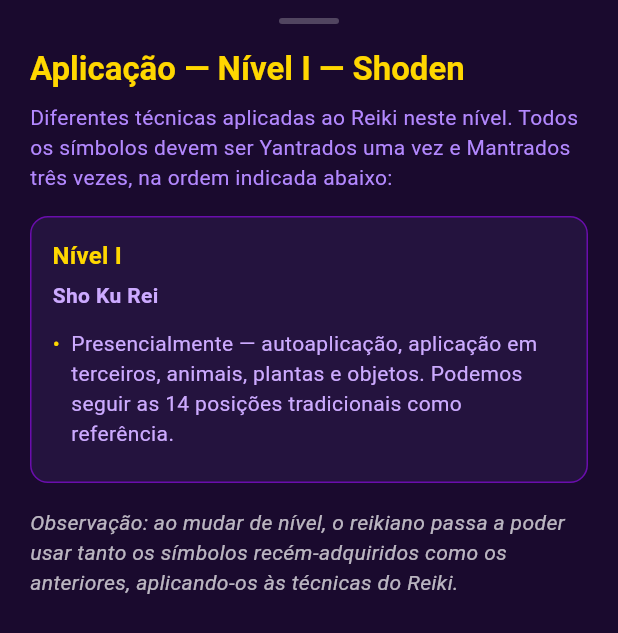
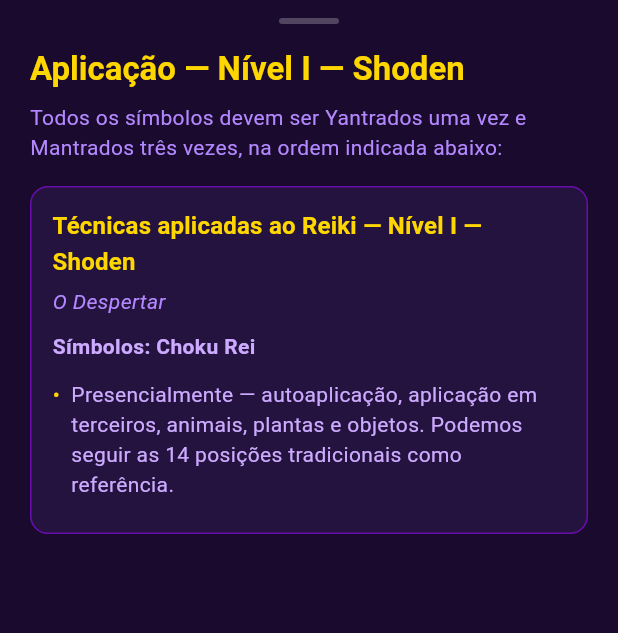
Before and after one commit to DanielAlvesDaCunha/reiki_project, a Flutter app: the _ApplicationContent widget shown alone on an empty page, opened directly with empty values, on a phone screen of 412 x 824 dp. Shown: the top 633 px of the screen. Run offline on Flutter 3.47's test engine with Material 3 defaults, Android fonts, the phone set to English and light mode, and no system bars; our stand-ins replace dio, equatable, flutter_bloc, get_it, hive_flutter; accounts and stored records are empty.

Commit message:
feat: renomeia app para Connecting Reiki e atualiza textos conforme revisão da cliente
- Sho Ku Rei -> Choku Rei em todo o app
- Nome do app: Connecting Reiki (Android, iOS, telas)
- Técnicas do nível exibidas abaixo do símbolo na página de detalhe
- Textos dos níveis atualizados conforme docx (remoções riscadas)
- Remove parágrafo repetido da base filosófica no Breve Histórico
- Item 7 do selamento e atuação do Raku atualizados

Co-Authored-By: Claude Opus 5.5 <noreply@anthropic.com>

```diff
--- a/lib/main.dart
+++ b/lib/main.dart
@@ -30,7 +30,7 @@ class ReikiApp extends StatelessWidget {
         ),
       ],
       child: MaterialApp(
-        title: 'Conecn\'t Reiki',
+        title: 'Connecting Reiki',
         debugShowCheckedModeBanner: false,
         theme: AppTheme.dark,
         home: const DisclaimerPage(),
--- a/lib/repositories/symbol_repository_impl.dart
+++ b/lib/repositories/symbol_repository_impl.dart
@@ -5,7 +5,7 @@ class SymbolRepositoryImpl implements SymbolRepository {
   static const _symbols = <ReikiSymbol>[
     ReikiSymbol(
       id: 'choku_rei',
-      name: 'Sho Ku Rei',
+      name: 'Choku Rei',
       subtitle: 'Símbolo do Poder',
       element: 'Terra',
       description:
@@ -50,7 +50,7 @@ class SymbolRepositoryImpl implements SymbolRepository {
           'De origem budista com modificações sofridas através do tempo.\n\n'
           'Promove o equilíbrio emocional, harmonia e purificação, alinhando-se com o princípio '
           'da compaixão.\n\n'
-          'Energeticamente dependente do Sho Ku Rei para sua ativação. É um lembrete de que a '
+          'Energeticamente dependente do Choku Rei para sua ativação. É um lembrete de que a '
           'saúde não é apenas uma questão física, mas também um estado de equilíbrio emocional e '
           'mental. Usá-lo na prática do Reiki pode trazer bem-estar.\n\n'
           'Pode ter significados como: "a paz está aqui", "o homem e Deus se tornam um". Estes '
@@ -108,7 +108,7 @@ class SymbolRepositoryImpl implements SymbolRepository {
           content:
               'Para aplicar o símbolo Hon Sha Ze Sho Nen em um tratamento de reprogramação, ou envio '
               'a distância de Reiki, siga os passos semelhantes ao descrito pelo Sei He Ki, contudo '
-              'deve-se usar em ordem decrescente: Hon Sha Ze Sho Nen, Sei He Ki e o Sho Ku Rei.',
+              'deve-se usar em ordem decrescente: Hon Sha Ze Sho Nen, Sei He Ki e o Choku Rei.',
         ),
       ],
       minLevel: ReikiLevel.levelII,
@@ -205,7 +205,7 @@ class SymbolRepositoryImpl implements SymbolRepository {
       actionsTitle: 'Atuações e ações do Raku',
       actions: [
         'Aterramento',
-        'Separação energética',
+        'O raio que dissemina a luz ou que clareia',
         'Liberação de energias negativas ancestrais',
       ],
       minLevel: ReikiLevel.levelIIIB,
--- a/lib/views/pages/disclaimer_page.dart
+++ b/lib/views/pages/disclaimer_page.dart
@@ -66,11 +66,11 @@ class _DisclaimerContent extends StatelessWidget {
               ),
               SizedBox(height: iconSize * 0.25),
               Text(
-                'Conecn\'t',
+                'Connecting Reiki',
                 style: theme.textTheme.headlineLarge?.copyWith(
                   color: const Color(0xFFFFD700),
                   letterSpacing: 2,
-                  fontSize: isTablet ? 56 : 44,
+                  fontSize: isTablet ? 48 : 34,
                 ),
                 textAlign: TextAlign.center,
               ),
@@ -151,11 +151,7 @@ class _DisclaimerContent extends StatelessWidget {
                     '• Chujiro Hayashi foi um dos principais discípulos de Mikao Usui, responsável por organizar e disseminar o Reiki.\n'
                     '• Quem trouxe o Reiki para as Américas foi a Mestre Hawayo Takata.\n'
                     '• O Reiki chegou ao Brasil no ano de 1983, no Rio de Janeiro, por Egídio Vecchio, '
-                    'com o curso ministrado pelo Mestre americano Stephen Cord Saiki.\n\n'
-                    'O Reiki é considerado uma filosofia de vida por grandes Mestres reikianos do mundo, e parte '
-                    'dela é oriunda do Imperador Meiji, que foi um revolucionário no Japão e deixou um legado de '
-                    'milhares de poemas que serviram de inspiração a Mikao Usui. Entre estas inspirações temos '
-                    'os 125 poemas e os cinco princípios do Reiki, considerados como base filosófica.',
+                    'com o curso ministrado pelo Mestre americano Stephen Cord Saiki.',
               ),
               const SizedBox(height: 16),
               _InfoSection(
@@ -170,9 +166,9 @@ class _DisclaimerContent extends StatelessWidget {
                 title: 'Os Símbolos',
                 content:
                     'Os símbolos preferencialmente devem ser Yantrados com a mão dominante.\n\n'
-                    '• No Nível I do Reiki o símbolo ancorado é o Sho Ku Rei (opcional: o mestre pode '
+                    '• No Nível I do Reiki o símbolo ancorado é o Choku Rei (opcional: o mestre pode '
                     'habilitar seu aluno neste símbolo neste nível).\n'
-                    '• No Nível II do Reiki os símbolos ancorados são: Sho Ku Rei, Sei He Ki e Hon Sha Ze Sho Nen.\n'
+                    '• No Nível II do Reiki os símbolos ancorados são: Choku Rei, Sei He Ki e Hon Sha Ze Sho Nen.\n'
                     '• No Nível III A do Reiki o símbolo ancorado é o Dai Koo Myo Usui.\n'
                     '• No Nível III B do Reiki os símbolos ancorados são: Dai Ko Myo Tibetano, Serpente de Fogo '
                     'e, opcionalmente por alguns mestres, o La Hanna Nai e o Raku.',
@@ -184,7 +180,7 @@ class _DisclaimerContent extends StatelessWidget {
                     '• Intenção clara: o reikiano define a intenção de enviar Reiki para o receptor ou '
                     'situação específica.\n'
                     '• Ativação do símbolo: cada símbolo tem sua energia ativada quando Yantrado uma vez e '
-                    'Mantrado três vezes. Serve como uma "ponte" energética.\n'
+                    'Mantrado três vezes.\n'
                     '• Visualização: mentalizar a energia Reiki sobre o receptor ou a situação a ser tratada.\n'
                     '• Canalização: a energia Reiki é canalizada através do reikiano e enviada para o '
                     'receptor ou para a situação a ser tratada.\n'
@@ -296,17 +292,17 @@ class _SealingSection extends StatelessWidget {
     (
       icon: Icons.back_hand,
       text:
-          'Mantrar e Yantrar o Sho Ku Rei em cada palma das mãos para sensibilizá-las',
+          'Mantrar e Yantrar o Choku Rei em cada palma das mãos para sensibilizá-las',
     ),
     (
       icon: Icons.shield_outlined,
       text:
-          'Fazer um grande Sho Ku Rei à frente, mentalizando cobrindo todo o seu ser',
+          'Fazer um grande Choku Rei à frente, mentalizando-o de modo a cobrir todo o seu corpo (ou todo o seu ser)',
     ),
     (
       icon: Icons.grain,
       text:
-          'Fazer um Sho Ku Rei em cada chacra (do básico ao coronário), yantrando e mantrando, '
+          'Fazer um Choku Rei em cada chacra (do básico ao coronário), yantrando e mantrando, '
               'um de cada vez, mentalizando o símbolo adentrando no local',
     ),
   ];
--- a/lib/views/pages/home_page.dart
+++ b/lib/views/pages/home_page.dart
@@ -61,7 +61,7 @@ class HomePage extends StatelessWidget {
       builder: (_) => AlertDialog(
         title: const Text('Sobre o App'),
         content: const Text(
-          'Conecn\'t Reiki\n\n'
+          'Connecting Reiki\n\n'
           'Aplicativo para prática do Yantra — o desenho dos símbolos sagrados do Reiki.\n\n'
           'Desenvolvido como ferramenta complementar para reikianos devidamente habilitados.',
         ),
--- a/lib/views/pages/symbol_detail_page.dart
+++ b/lib/views/pages/symbol_detail_page.dart
@@ -6,6 +6,7 @@ import '../../models/reiki_symbol.dart';
 import '../../repositories/drawing_save_repository.dart';
 import '../../viewmodels/drawing/drawing_event.dart';
 import '../widgets/drawing_canvas.dart' show symbolHasGuide;
+import '../widgets/level_application_sheet.dart';
 import 'drawing_page.dart';
 import 'saved_drawings_page.dart';
 
@@ -32,7 +33,9 @@ class SymbolDetailPage extends StatelessWidget {
               crossAxisAlignment: CrossAxisAlignment.start,
               children: [
                 _SymbolHeader(symbol: symbol),
-                const SizedBox(height: 24),
+                const SizedBox(height: 16),
+                LevelTechniquesCard(level: symbol.minLevel),
+                const SizedBox(height: 16),
                 _Section(
                   icon: Icons.description_outlined,
                   title: 'Sobre ${_artigo(symbol)} ${symbol.name}',
--- a/lib/views/widgets/level_application_sheet.dart
+++ b/lib/views/widgets/level_application_sheet.dart
@@ -2,16 +2,18 @@ import 'package:flutter/material.dart';
 
 import '../../models/reiki_symbol.dart';
 
-/// Conteúdo de "Aplicação" de cada nível: símbolos usados (na ordem de
-/// yantrar/mantrar) e as técnicas liberadas a partir daquele nível.
+/// Conteúdo de "Aplicação" de cada nível: para que serve o nível, símbolos
+/// usados (na ordem de yantrar/mantrar) e as técnicas liberadas nele.
 class _LevelApplication {
   final String title;
+  final String purpose;
   final String symbols;
   final List<String> items;
   final List<({String title, List<String> items})> extras;
 
   const _LevelApplication({
     required this.title,
+    required this.purpose,
     required this.symbols,
     this.items = const [],
     this.extras = const [],
@@ -20,18 +22,20 @@ class _LevelApplication {
 
 const _applications = {
   ReikiLevel.levelI: _LevelApplication(
-    title: 'Nível I',
-    symbols: 'Sho Ku Rei',
+    title: 'Nível I — Shoden',
+    purpose: 'O Despertar',
+    symbols: 'Choku Rei',
     items: [
       'Presencialmente — autoaplicação, aplicação em terceiros, animais, plantas e objetos. '
           'Podemos seguir as 14 posições tradicionais como referência.',
     ],
   ),
   ReikiLevel.levelII: _LevelApplication(
-    title: 'Nível II',
-    symbols: 'Sho Ku Rei, Sei He Ki e Hon Sha Ze Sho Nen',
+    title: 'Nível II — Okuden',
+    purpose: 'A Transformação',
+    symbols: 'Choku Rei, Sei He Ki e Hon Sha Ze Sho Nen',
     items: [
-      'Presencial e a distância. A ordem de ativação é Hon Sha Ze Sho Nen, Sei He Ki e Sho Ku Rei.',
+      'Presencial e a distância. A ordem de ativação é Hon Sha Ze Sho Nen, Sei He Ki e Choku Rei.',
     ],
     extras: [
       (
@@ -46,34 +50,94 @@ const _applications = {
     ],
   ),
   ReikiLevel.levelIIIA: _LevelApplication(
-    title: 'Nível III A',
-    symbols: 'Dai Koo Myo Usui + Hon Sha Ze Sho Nen + Sei He Ki + Sho Ku Rei',
+    title: 'Nível III A — Shinpiden',
+    purpose: 'A Realização',
+    symbols: 'Dai Koo Myo Usui + Hon Sha Ze Sho Nen + Sei He Ki + Choku Rei',
     items: [
       'Grandes dimensões (países, empresas, multidões, planeta, entre outros)',
       'Na mandala de cristal',
       'Ativação do canal de força (amplia o canal de passagem de energia): '
-          'Dai Koo Myo Usui + Sho Ku Rei + Hon Sha Ze Sho Nen + Sei He Ki',
-    ],
-    extras: [
-      (
-        title: 'Como a Cirurgia Espiritual no Reiki funciona',
-        items: [
-          'Retirada de bloqueios energéticos: visualização mental da remoção de energias negativas '
-              'estagnadas, miasmas ou bloqueios a partir de projeções energéticas emanadas das pontas '
-              'dos dedos do reikiano, seguida do preenchimento da área com a energia Reiki.',
-        ],
-      ),
+          'Dai Koo Myo Usui + Choku Rei + Hon Sha Ze Sho Nen + Sei He Ki',
+      'Retirada de bloqueios energéticos: visualização mental da remoção de energias negativas '
+          'estagnadas, seguida do preenchimento com a energia Reiki.',
     ],
   ),
   ReikiLevel.levelIIIB: _LevelApplication(
-    title: 'Nível III B',
+    title: 'Nível III B — Gokukaiden',
+    purpose: 'Mestre Professor',
     symbols: 'La Hanna Nai e Raku (opcionalmente); Serpente de Fogo; Dai Ko Myo Tibetano; '
-        'Dai Koo Myo Usui; Hon Sha Ze Sho Nen; Sei He Ki e Sho Ku Rei',
-    items: [
-      'A metodologia de consagração varia de acordo com o nível da iniciação.',
-    ],
+        'Dai Koo Myo Usui; Hon Sha Ze Sho Nen; Sei He Ki e Choku Rei',
   ),
 };
+
+/// Card com as técnicas do nível — usado no bottom sheet e embaixo do
+/// símbolo na SymbolDetailPage.
+class LevelTechniquesCard extends StatelessWidget {
+  final ReikiLevel level;
+  const LevelTechniquesCard({super.key, required this.level});
+
+  @override
+  Widget build(BuildContext context) {
+    final theme = Theme.of(context);
+    final isTablet = MediaQuery.sizeOf(context).shortestSide >= 600;
+    final app = _applications[level]!;
+    final body = isTablet ? theme.textTheme.bodyLarge : theme.textTheme.bodyMedium;
+    const gold = Color(0xFFFFD700);
+
+    Widget bullets(List<String> items) => Column(
+          crossAxisAlignment: CrossAxisAlignment.start,
+          children: [
+            for (final item in items)
+              Padding(
+                padding: const EdgeInsets.only(bottom: 8),
+                child: Row(
+                  crossAxisAlignment: CrossAxisAlignment.start,
+                  children: [
+                    Text('•  ', style: body?.copyWith(color: gold)),
+                    Expanded(child: Text(item, style: body)),
+                  ],
+                ),
+              ),
+          ],
+        );
+
+    return Container(
+      width: double.infinity,
+      padding: const EdgeInsets.all(14),
+      decoration: BoxDecoration(
+        color: const Color(0xFF2D1B4E).withAlpha(128),
+        borderRadius: BorderRadius.circular(12),
+        border: Border.all(color: const Color(0xFF6A0DAD)),
+      ),
+      child: Column(
+        crossAxisAlignment: CrossAxisAlignment.start,
+        children: [
+          Text('Técnicas aplicadas ao Reiki — ${app.title}',
+              style: theme.textTheme.titleMedium
+                  ?.copyWith(color: gold, fontWeight: FontWeight.bold)),
+          const SizedBox(height: 4),
+          Text(app.purpose,
+              style: body?.copyWith(
+                  color: const Color(0xFFB388FF), fontStyle: FontStyle.italic)),
+          const SizedBox(height: 10),
+          Text('Símbolos: ${app.symbols}',
+              style: body?.copyWith(fontWeight: FontWeight.bold)),
+          if (app.items.isNotEmpty) ...[
+            const SizedBox(height: 12),
+            bullets(app.items),
+          ],
+          for (final extra in app.extras) ...[
+            const SizedBox(height: 8),
+            Text(extra.title,
+                style: body?.copyWith(color: gold, fontWeight: FontWeight.w600)),
+            const SizedBox(height: 8),
+            bullets(extra.items),
+          ],
+        ],
+      ),
+    );
+  }
+}
 
 /// Botão "Aplicação do nível" exibido quando um nível está filtrado.
 class LevelApplicationButton extends StatelessWidget {
@@ -131,26 +195,7 @@ class _ApplicationContent extends StatelessWidget {
   Widget build(BuildContext context) {
     final theme = Theme.of(context);
     final isTablet = MediaQuery.sizeOf(context).shortestSide >= 600;
-    final app = _applications[level]!;
     final body = isTablet ? theme.textTheme.bodyLarge : theme.textTheme.bodyMedium;
-    const gold = Color(0xFFFFD700);
-
-    Widget bullets(List<String> items) => Column(
-          crossAxisAlignment: CrossAxisAlignment.start,
-          children: [
-            for (final item in items)
-              Padding(
-                padding: const EdgeInsets.only(bottom: 8),
-                child: Row(
-                  crossAxisAlignment: CrossAxisAlignment.start,
-                  children: [
-                    Text('•  ', style: body?.copyWith(color: gold)),
-                    Expanded(child: Text(item, style: body)),
-                  ],
-                ),
-              ),
-          ],
-        );
 
     return ListView(
       controller: controller,
@@ -168,52 +213,16 @@ class _ApplicationContent extends StatelessWidget {
         ),
         const SizedBox(height: 16),
         Text('Aplicação — ${level.label}',
-            style: theme.textTheme.titleLarge
-                ?.copyWith(color: gold, fontWeight: FontWeight.bold)),
+            style: theme.textTheme.titleLarge?.copyWith(
+                color: const Color(0xFFFFD700), fontWeight: FontWeight.bold)),
         const SizedBox(height: 8),
         Text(
-          'Diferentes técnicas aplicadas ao Reiki neste nível. Todos os símbolos devem ser '
-          'Yantrados uma vez e Mantrados três vezes, na ordem indicada abaixo:',
+          'Todos os símbolos devem ser Yantrados uma vez e Mantrados três vezes, '
+          'na ordem indicada abaixo:',
           style: body?.copyWith(color: const Color(0xFFB388FF)),
         ),
         const SizedBox(height: 16),
-        Container(
-          width: double.infinity,
-          padding: const EdgeInsets.all(14),
-          decoration: BoxDecoration(
-            color: const Color(0xFF2D1B4E).withAlpha(128),
-            borderRadius: BorderRadius.circular(12),
-            border: Border.all(color: const Color(0xFF6A0DAD)),
-          ),
-          child: Column(
-            crossAxisAlignment: CrossAxisAlignment.start,
-            children: [
-              Text(app.title,
-                  style: theme.textTheme.titleMedium
-                      ?.copyWith(color: gold, fontWeight: FontWeight.bold)),
-              const SizedBox(height: 4),
-              Text(app.symbols,
-                  style: body?.copyWith(fontWeight: FontWeight.bold)),
-              const SizedBox(height: 12),
-              bullets(app.items),
-              for (final extra in app.extras) ...[
-                const SizedBox(height: 8),
-                Text(extra.title,
-                    style: body?.copyWith(
-                        color: gold, fontWeight: FontWeight.w600)),
-                const SizedBox(height: 8),
-                bullets(extra.items),
-              ],
-            ],
-          ),
-        ),
-        const SizedBox(height: 16),
-        Text(
-          'Observação: ao mudar de nível, o reikiano passa a poder usar tanto os símbolos '
-          'recém-adquiridos como os anteriores, aplicando-os às técnicas do Reiki.',
-          style: body?.copyWith(
-              color: Colors.white70, fontStyle: FontStyle.italic),
-        ),
+        LevelTechniquesCard(level: level),
       ],
     );
   }
--- a/pubspec.yaml
+++ b/pubspec.yaml
@@ -1,5 +1,5 @@
 name: reiki_project
-description: "Aplicativo de desenho dos símbolos de Reiki - Conecn't Reiki"
+description: "Aplicativo de desenho dos símbolos de Reiki - Connecting Reiki"
 publish_to: 'none'
 
 version: 1.0.0+3
```
Also changed, not shown: 3 other files.
